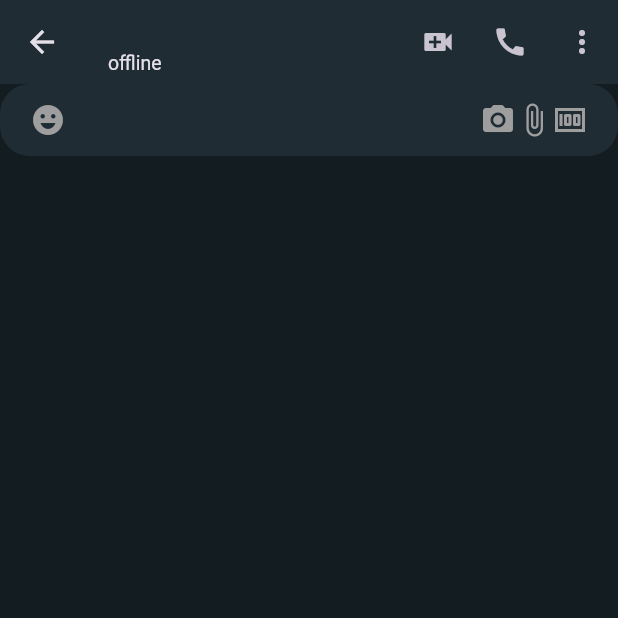
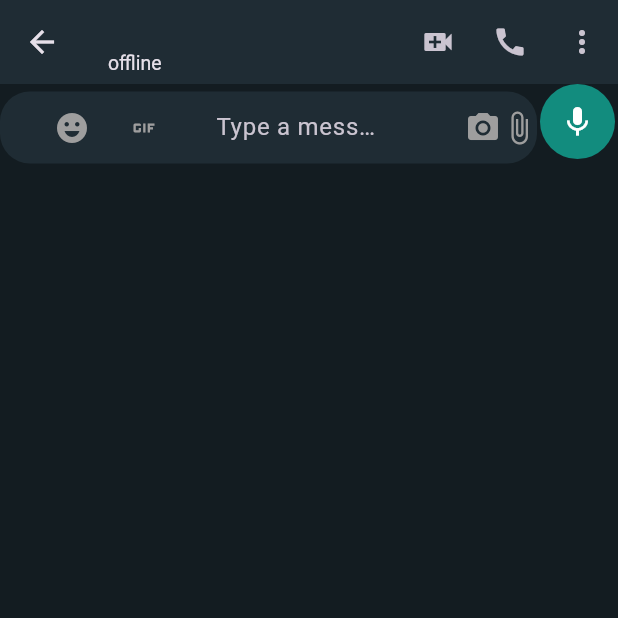
Before and after one commit to nilaybesli/whatsapp_clone, a Flutter app: the MobileChatScreen screen opened directly, on a phone screen of 412 x 824 dp, the top half of it. Run offline on Flutter 3.47's test engine with Material 3 defaults, Android fonts, the light colour scheme and no system bars; our stand-ins replace cloud_firestore, country_picker, firebase_auth, firebase_core, firebase_storage, flutter_contacts and 2 more; accounts and stored records are empty.

Commit message:
bottom chat field

```diff
--- a/lib/screens/mobile_chat_screen.dart
+++ b/lib/features/chat/screens/mobile_chat_screen.dart
@@ -4,6 +4,8 @@ import 'package:whatsapp_clone/colors.dart';
 import 'package:whatsapp_clone/common/widgets/loader.dart';
 import 'package:whatsapp_clone/features/auth/controller/auth_controller.dart';
 import 'package:whatsapp_clone/models/user_model.dart';
+
+import '../widgets/bottom_chat_field.dart';
 
 class MobileChatScreen extends ConsumerWidget {
   static const String routeName = '/mobile-chat-screen';
@@ -55,48 +57,7 @@ class MobileChatScreen extends ConsumerWidget {
       ),
       body: Column(
         children: [
-          TextField(
-            decoration: InputDecoration(
-              filled: true,
-              fillColor: mobileChatBoxColor,
-              prefixIcon: const Padding(
-                padding: EdgeInsets.symmetric(horizontal: 20.0),
-                child: Icon(
-                  Icons.emoji_emotions,
-                  color: Colors.grey,
-                ),
-              ),
-              suffixIcon: const Padding(
-                padding: EdgeInsets.symmetric(horizontal: 20.0),
-                child: Row(
-                  mainAxisAlignment: MainAxisAlignment.end,
-                  children: [
-                    Icon(
-                      Icons.camera_alt,
-                      color: Colors.grey,
-                    ),
-                    Icon(
-                      Icons.attach_file,
-                      color: Colors.grey,
-                    ),
-                    Icon(
-                      Icons.money,
-                      color: Colors.grey,
-                    ),
-                  ],
-                ),
-              ),
-              hintText: 'Type a message!',
-              border: OutlineInputBorder(
-                borderRadius: BorderRadius.circular(20.0),
-                borderSide: const BorderSide(
-                  width: 0,
-                  style: BorderStyle.none,
-                ),
-              ),
-              contentPadding: const EdgeInsets.all(10),
-            ),
-          ),
+          BottomChatField(),
         ],
       ),
     );
--- /dev/null
+++ b/lib/features/chat/widgets/bottom_chat_field.dart
@@ -0,0 +1,103 @@
+import 'package:flutter/cupertino.dart';
+import 'package:flutter/material.dart';
+
+import '../../../colors.dart';
+
+class BottomChatField extends StatefulWidget {
+  const BottomChatField({super.key});
+
+  @override
+  State<BottomChatField> createState() => _BottomChatFieldState();
+}
+
+class _BottomChatFieldState extends State<BottomChatField> {
+  bool isShowSendButton = false;
+
+  @override
+  Widget build(BuildContext context) {
+    return Row(
+      children: [
+        Expanded(
+          child: TextFormField(
+            onChanged: (val) {
+              if (val.isNotEmpty) {
+                setState(() {
+                  isShowSendButton = true;
+                });
+              } else {
+                setState(() {
+                  isShowSendButton = false;
+                });
+              }
+            },
+            decoration: InputDecoration(
+              filled: true,
+              fillColor: mobileChatBoxColor,
+              prefixIcon: Padding(
+                padding: const EdgeInsets.symmetric(horizontal: 20),
+                child: SizedBox(
+                  width: 100,
+                  child: Row(
+                    mainAxisAlignment: MainAxisAlignment.end,
+                    children: [
+                      IconButton(
+                        onPressed: () {},
+                        icon: const Icon(
+                          Icons.emoji_emotions,
+                          color: Colors.grey,
+                        ),
+                      ),
+                      IconButton(
+                        onPressed: () {},
+                        icon: const Icon(
+                          Icons.gif,
+                          color: Colors.grey,
+                        ),
+                      ),
+                    ],
+                  ),
+                ),
+              ),
+              suffixIcon: const SizedBox(
+                width: 100,
+                child: Row(
+                  mainAxisAlignment: MainAxisAlignment.end,
+                  children: [
+                    Icon(
+                      Icons.camera_alt,
+                      color: Colors.grey,
+                    ),
+                    Icon(
+                      Icons.attach_file,
+                      color: Colors.grey,
+                    ),
+                  ],
+                ),
+              ),
+              hintText: 'Type a message!',
+              border: OutlineInputBorder(
+                borderRadius: BorderRadius.circular(20.0),
+                borderSide: const BorderSide(
+                  width: 0,
+                  style: BorderStyle.none,
+                ),
+              ),
+              contentPadding: const EdgeInsets.all(10),
+            ),
+          ),
+        ),
+        Padding(
+          padding: EdgeInsets.only(bottom: 8, right: 2, left: 2),
+          child: CircleAvatar(
+            radius: 25,
+            child: Icon(
+              isShowSendButton ? Icons.send : Icons.mic,
+              color: Colors.white,
+            ),
+            backgroundColor: Color(0xFF128C7E),
+          ),
+        )
+      ],
+    );
+  }
+}
--- a/lib/features/select_contacts/repository/select_contacts_repository.dart
+++ b/lib/features/select_contacts/repository/select_contacts_repository.dart
@@ -5,7 +5,7 @@ import 'package:flutter_riverpod/flutter_riverpod.dart';
 import 'package:whatsapp_clone/common/utils/utils.dart';
 import 'package:whatsapp_clone/models/user_model.dart';
 
-import '../../../screens/mobile_chat_screen.dart';
+import '../../chat/screens/mobile_chat_screen.dart';
 
 final selectContactsRepositoryProvider = Provider(
   (ref) => SelectContactRepository(
--- a/lib/router.dart
+++ b/lib/router.dart
@@ -3,7 +3,7 @@ import 'package:whatsapp_clone/common/widgets/error.dart';
 import 'package:whatsapp_clone/features/auth/screens/login_screen.dart';
 import 'package:whatsapp_clone/features/auth/screens/otp_screen.dart';
 import 'package:whatsapp_clone/features/select_contacts/screens/select_contacts_screen.dart';
-import 'package:whatsapp_clone/screens/mobile_chat_screen.dart';
+import 'package:whatsapp_clone/features/chat/screens/mobile_chat_screen.dart';
 import 'package:whatsapp_clone/screens/mobile_layout_screen.dart';
 
 import 'features/auth/screens/user_information_screen.dart';
--- a/lib/widgets/contacts_list.dart
+++ b/lib/widgets/contacts_list.dart
@@ -2,7 +2,7 @@ import 'package:flutter/material.dart';
 
 import '../colors.dart';
 import '../info.dart';
-import '../screens/mobile_chat_screen.dart';
+import '../features/chat/screens/mobile_chat_screen.dart';
 
 class ContactsList extends StatelessWidget {
   const ContactsList({Key? key}) : super(key: key);
```
